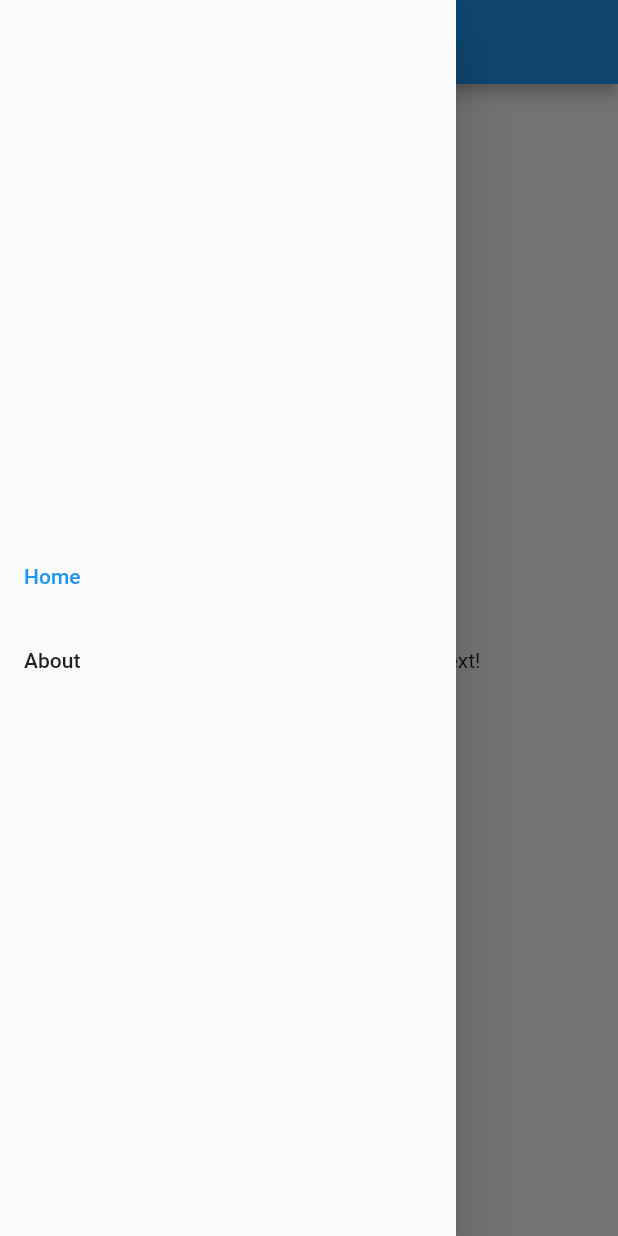
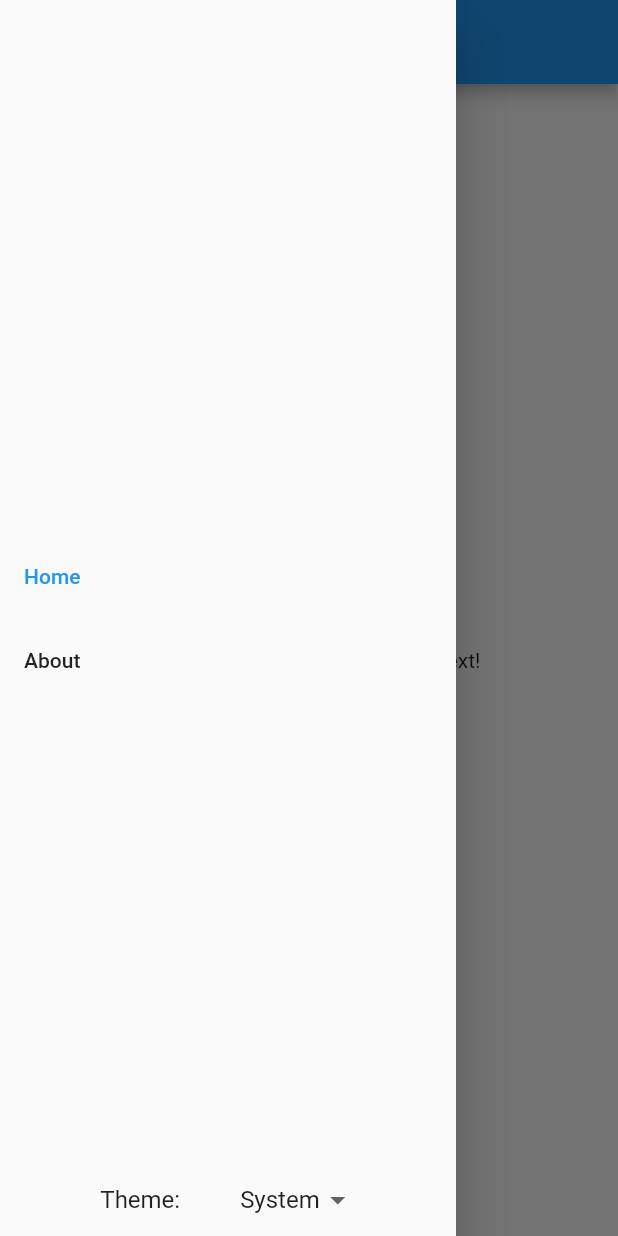
Before and after one commit to tufailsher/filedgr-data-wallet-mobile, a Flutter app: the screen it shows after launch, with the side drawer open, on a phone screen of 412 x 824 dp. Run offline on Flutter 3.47's test engine with Material 2 defaults, Android fonts, the phone set to English and light mode, and no system bars; our stand-ins replace package_info_plus, shared_preferences.

```diff
--- a/lib/main.dart
+++ b/lib/main.dart
@@ -1,17 +1,34 @@
 import 'package:file_dgr/ui/main/main_screen.dart';
+import 'package:file_dgr/ui/utils/theme_provider.dart';
 import 'package:flutter/material.dart';
+import 'package:provider/provider.dart';
 
 void main() {
   runApp(const MyApp());
 }
 
-class MyApp extends StatelessWidget {
+class MyApp extends StatefulWidget {
   const MyApp({super.key});
 
-  // This widget is the root of your application.
+  @override
+  State<MyApp> createState() => _MyAppState();
+}
+
+class _MyAppState extends State<MyApp> {
+  final _themeProvider = ThemeProvider();
+
+  @override
+  void initState() {
+    super.initState();
+    _themeProvider.getTheme();
+  }
+
   @override
   Widget build(BuildContext context) {
-    return MaterialApp(
+    return ChangeNotifierProvider.value(
+      value: _themeProvider,
+      builder: (context, _) => Consumer<ThemeProvider>(
+        builder: (_, __, ___) => MaterialApp(
           title: 'FileDGR',
           theme: ThemeData(
             // This is the theme of your application.
@@ -25,7 +42,11 @@ class MyApp extends StatelessWidget {
             // is not restarted.
             primarySwatch: Colors.blue,
           ),
-      home: const MainScreen(),
+          darkTheme: ThemeData.dark(),
+          themeMode: _themeProvider.themeMode,
+          home: MainScreen(themeProvider: _themeProvider,),
+        ),
+      ),
     );
   }
 }
--- a/lib/ui/home/home.dart
+++ b/lib/ui/home/home.dart
@@ -38,8 +38,10 @@ class _HomeState extends State<Home> {
               child: Text(_viewModel.contentText),
             ),
             if (_viewModel.progressBarStatus) ...[
-              const Center(
-                child: CircularProgressIndicator(color: Colors.black),
+              Center(
+                child: CircularProgressIndicator(
+                  color: Theme.of(context).colorScheme.onSurface,
+                ),
               ),
             ],
           ],
--- a/lib/ui/main/main_screen.dart
+++ b/lib/ui/main/main_screen.dart
@@ -1,11 +1,15 @@
 import 'package:file_dgr/ui/about/about.dart';
 import 'package:file_dgr/ui/home/home.dart';
+import 'package:file_dgr/ui/utils/theme_provider.dart';
+import 'package:file_dgr/ui/utils/utils.dart';
 import 'package:flutter/material.dart';
 import 'package:package_info_plus/package_info_plus.dart';
 
 /// The main screen that hosts the *Home* and *About* screens.
 class MainScreen extends StatefulWidget {
-  const MainScreen({super.key});
+  final ThemeProvider themeProvider;
+
+  const MainScreen({super.key, required this.themeProvider});
 
   @override
   State<MainScreen> createState() => _MainScreen();
@@ -53,11 +57,16 @@ class _MainScreen extends State<MainScreen> {
               child: Drawer(
                 child: AppDrawer(
                   selectedItem: _selectedItem,
+                  selectedThemeMode: widget.themeProvider.themeMode.name,
                   onSelected: (menuOption) {
                     Navigator.pop(context);
                     setState(() {
                       _selectedItem = menuOption;
                     });
+                  },
+                  onChangedTheme: (newThemeMode) {
+                    if (newThemeMode == null) return;
+                    widget.themeProvider.saveTheme(newThemeMode);
                   },
                 ),
               ),
@@ -75,17 +84,23 @@ class _MainScreen extends State<MainScreen> {
 /// The widget that displays the app drawer.
 class AppDrawer extends StatelessWidget {
   final MenuOption selectedItem;
+  final String selectedThemeMode;
   final Function(MenuOption) onSelected;
+  final Function(String?) onChangedTheme;
 
   const AppDrawer({
     Key? key,
     required this.selectedItem,
+    required this.selectedThemeMode,
     required this.onSelected,
+    required this.onChangedTheme,
   }) : super(key: key);
 
   @override
   Widget build(BuildContext context) {
-    return Column(
+    return Stack(
+      children: [
+        Column(
           mainAxisAlignment: MainAxisAlignment.center,
           children: [
             MenuItem(
@@ -97,6 +112,32 @@ class AppDrawer extends StatelessWidget {
               MenuOption.about.title,
               isSelected: MenuOption.about == selectedItem,
               onTap: () => onSelected(MenuOption.about),
+            ),
+          ],
+        ),
+        Align(
+          alignment: Alignment.bottomCenter,
+          child: Row(
+            mainAxisAlignment: MainAxisAlignment.center,
+            children: [
+              const Text('Theme:', style: TextStyle(fontSize: 16)),
+              const SizedBox(width: 40),
+              DropdownButton<String>(
+                underline: const SizedBox(),
+                value: selectedThemeMode.capitalize(),
+                items: ThemeMode.values
+                    .map(
+                      (value) => DropdownMenuItem<String>(
+                    value: value.name.capitalize(),
+                    child: Text(value.name.capitalize()),
+                  ),
+                )
+                    .toList(),
+                onChanged: (newThemeMode) =>
+                    onChangedTheme(newThemeMode?.toLowerCase()),
+              ),
+            ],
+          ),
         ),
       ],
     );
--- a/pubspec.yaml
+++ b/pubspec.yaml
@@ -64,6 +64,8 @@ dependencies:
 dev_dependencies:
   flutter_test:
     sdk: flutter
+  integration_test:
+    sdk: flutter
 
   # The "flutter_lints" package below contains a set of recommended lints to
   # encourage good coding practices. The lint set provided by the package is
```
Also changed, not shown: lib/ui/about/about.dart (+5 -2 lines), lib/ui/utils/theme_provider.dart (added, +48 -0 lines), lib/ui/utils/utils.dart (added, +8 -0 lines), pubspec.lock, 4 other files. Lines whose indentation alone changed are shown as unchanged.
